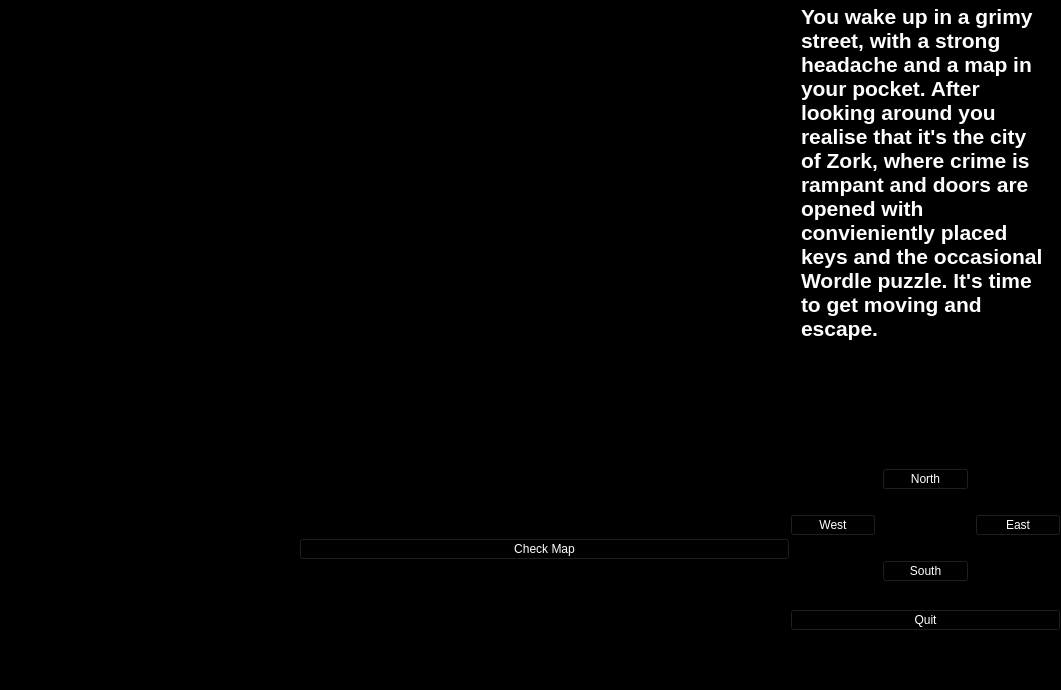
Before: the Qt Designer form ZorkQT/mainwindow.ui in Jackobrien4555/CS4076-Zork, drawn with Qt 5.
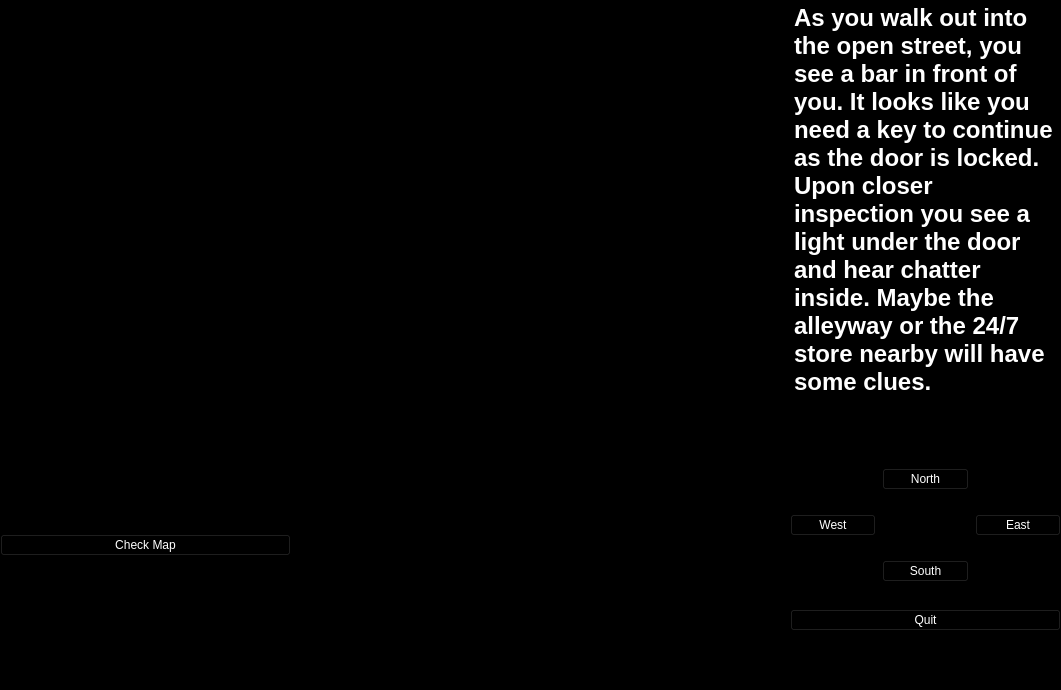
After: the same form once the commit is applied. The open tabs and pages were chosen to show the change. Icons and pictures are not drawn.

```diff
--- a/ZorkQT/mainwindow.ui
+++ b/ZorkQT/mainwindow.ui
@@ -32,7 +32,21 @@
      <string notr="true">background-color: rgb(0, 0, 0);
 </string>
     </property>
-    <layout class="QVBoxLayout" name="verticalLayout_2"/>
+    <layout class="QVBoxLayout" name="verticalLayout_2">
+     <item>
+      <widget class="QPushButton" name="pushButton_2">
+       <property name="styleSheet">
+        <string notr="true">
+font: 600 16pt &quot;Yu Gothic UI Semibold&quot;;
+background-color: rgb(0, 0, 0);
+</string>
+       </property>
+       <property name="text">
+        <string>Check Map</string>
+       </property>
+      </widget>
+     </item>
+    </layout>
    </widget>
    <widget class="QWidget" name="horizontalWidget" native="true">
     <property name="geometry">
@@ -122,20 +136,103 @@
      </rect>
     </property>
     <layout class="QVBoxLayout" name="verticalLayout">
-     <item alignment="Qt::AlignHCenter">
-      <widget class="QTextEdit" name="textEdit">
-       <property name="styleSheet">
-        <string notr="true">
-
-</string>
-       </property>
-       <property name="html">
-        <string>&lt;!DOCTYPE HTML PUBLIC &quot;-//W3C//DTD HTML 4.0//EN&quot; &quot;http://www.w3.org/TR/REC-html40/strict.dtd&quot;&gt;
+     <item>
+      <widget class="QStackedWidget" name="textWidget">
+       <widget class="QWidget" name="page">
+        <widget class="QTextEdit" name="textEdit">
+         <property name="geometry">
+          <rect>
+           <x>0</x>
+           <y>0</y>
+           <width>271</width>
+           <height>451</height>
+          </rect>
+         </property>
+         <property name="html">
+          <string>&lt;!DOCTYPE HTML PUBLIC &quot;-//W3C//DTD HTML 4.0//EN&quot; &quot;http://www.w3.org/TR/REC-html40/strict.dtd&quot;&gt;
 &lt;html&gt;&lt;head&gt;&lt;meta name=&quot;qrichtext&quot; content=&quot;1&quot; /&gt;&lt;meta charset=&quot;utf-8&quot; /&gt;&lt;style type=&quot;text/css&quot;&gt;
 p, li { white-space: pre-wrap; }
 &lt;/style&gt;&lt;/head&gt;&lt;body style=&quot; font-family:'Segoe UI'; font-size:9pt; font-weight:400; font-style:normal;&quot;&gt;
-&lt;p style=&quot; margin-top:0px; margin-bottom:0px; margin-left:0px; margin-right:0px; -qt-block-indent:0; text-indent:0px;&quot;&gt;&lt;span style=&quot; font-size:16pt; font-weight:700;&quot;&gt;You wake up in a grimy street, with a strong headache and a map in your pocket. After looking around you realise that it's the city of Zork, where crime is rampant and doors are opened with convieniently placed keys and the occasional Wordle puzzle. It's time to get moving and escape.&lt;/span&gt;&lt;/p&gt;&lt;/body&gt;&lt;/html&gt;</string>
-       </property>
+&lt;p style=&quot; margin-top:0px; margin-bottom:0px; margin-left:0px; margin-right:0px; -qt-block-indent:0; text-indent:0px;&quot;&gt;&lt;span style=&quot; font-size:18pt; font-weight:700;&quot;&gt;You wake up and as you take in your surroundings you realise your in Zork city, where crime is rampant and everything is opened with keys and oddly placed Wordle puzzles. You set off, finding a map on the ground next to you.&lt;/span&gt;&lt;/p&gt;&lt;/body&gt;&lt;/html&gt;</string>
+         </property>
+        </widget>
+       </widget>
+       <widget class="QWidget" name="page_2">
+        <widget class="QTextEdit" name="textEdit_2">
+         <property name="geometry">
+          <rect>
+           <x>0</x>
+           <y>0</y>
+           <width>271</width>
+           <height>451</height>
+          </rect>
+         </property>
+         <property name="html">
+          <string>&lt;!DOCTYPE HTML PUBLIC &quot;-//W3C//DTD HTML 4.0//EN&quot; &quot;http://www.w3.org/TR/REC-html40/strict.dtd&quot;&gt;
+&lt;html&gt;&lt;head&gt;&lt;meta name=&quot;qrichtext&quot; content=&quot;1&quot; /&gt;&lt;meta charset=&quot;utf-8&quot; /&gt;&lt;style type=&quot;text/css&quot;&gt;
+p, li { white-space: pre-wrap; }
+&lt;/style&gt;&lt;/head&gt;&lt;body style=&quot; font-family:'Segoe UI'; font-size:9pt; font-weight:400; font-style:normal;&quot;&gt;
+&lt;p style=&quot; margin-top:0px; margin-bottom:0px; margin-left:0px; margin-right:0px; -qt-block-indent:0; text-indent:0px;&quot;&gt;&lt;span style=&quot; font-size:18pt; font-weight:700;&quot;&gt;As you walk out into the open street, you see a bar in front of you. It looks like you need a key to continue as the door is locked. Upon closer inspection you see a light under the door and hear chatter inside. Maybe the alleyway or the 24/7 store nearby will have some clues.&lt;/span&gt;&lt;/p&gt;&lt;/body&gt;&lt;/html&gt;</string>
+         </property>
+        </widget>
+       </widget>
+       <widget class="QWidget" name="page_3">
+        <widget class="QTextEdit" name="textEdit_3">
+         <property name="geometry">
+          <rect>
+           <x>0</x>
+           <y>0</y>
+           <width>271</width>
+           <height>451</height>
+          </rect>
+         </property>
+         <property name="html">
+          <string>&lt;!DOCTYPE HTML PUBLIC &quot;-//W3C//DTD HTML 4.0//EN&quot; &quot;http://www.w3.org/TR/REC-html40/strict.dtd&quot;&gt;
+&lt;html&gt;&lt;head&gt;&lt;meta name=&quot;qrichtext&quot; content=&quot;1&quot; /&gt;&lt;meta charset=&quot;utf-8&quot; /&gt;&lt;style type=&quot;text/css&quot;&gt;
+p, li { white-space: pre-wrap; }
+&lt;/style&gt;&lt;/head&gt;&lt;body style=&quot; font-family:'Segoe UI'; font-size:9pt; font-weight:400; font-style:normal;&quot;&gt;
+&lt;p style=&quot; margin-top:0px; margin-bottom:0px; margin-left:0px; margin-right:0px; -qt-block-indent:0; text-indent:0px;&quot;&gt;&lt;span style=&quot; font-size:18pt; font-weight:700;&quot;&gt;A heavy cloud of smoke fills the bar and a strong scent of whiskey fills your nostrils. Looking across the room you see a large door with an intricate lock on it. According to a sign next to it, this is the entrance to the rest of the city and one must pass a wordle puzzle in order to gain access. Be warned though, five failures means instant death...Maybe the bartender might have a clue of the answer.&lt;/span&gt;&lt;/p&gt;&lt;/body&gt;&lt;/html&gt;</string>
+         </property>
+        </widget>
+       </widget>
+       <widget class="QWidget" name="page_4">
+        <widget class="QTextEdit" name="textEdit_4">
+         <property name="geometry">
+          <rect>
+           <x>0</x>
+           <y>0</y>
+           <width>271</width>
+           <height>451</height>
+          </rect>
+         </property>
+         <property name="html">
+          <string>&lt;!DOCTYPE HTML PUBLIC &quot;-//W3C//DTD HTML 4.0//EN&quot; &quot;http://www.w3.org/TR/REC-html40/strict.dtd&quot;&gt;
+&lt;html&gt;&lt;head&gt;&lt;meta name=&quot;qrichtext&quot; content=&quot;1&quot; /&gt;&lt;meta charset=&quot;utf-8&quot; /&gt;&lt;style type=&quot;text/css&quot;&gt;
+p, li { white-space: pre-wrap; }
+&lt;/style&gt;&lt;/head&gt;&lt;body style=&quot; font-family:'Segoe UI'; font-size:9pt; font-weight:400; font-style:normal;&quot;&gt;
+&lt;p style=&quot; margin-top:0px; margin-bottom:0px; margin-left:0px; margin-right:0px; -qt-block-indent:0; text-indent:0px;&quot;&gt;&lt;span style=&quot; font-size:18pt; font-weight:700;&quot;&gt;This alleyway has a strong stench to it, making you wretch. There's almost nothing of note to it, apart from a few boxes and a large dumpster. Maybe there might be something of value.&lt;/span&gt;&lt;/p&gt;&lt;/body&gt;&lt;/html&gt;</string>
+         </property>
+        </widget>
+       </widget>
+       <widget class="QWidget" name="page_5">
+        <widget class="QTextEdit" name="textEdit_5">
+         <property name="geometry">
+          <rect>
+           <x>0</x>
+           <y>0</y>
+           <width>271</width>
+           <height>451</height>
+          </rect>
+         </property>
+         <property name="html">
+          <string>&lt;!DOCTYPE HTML PUBLIC &quot;-//W3C//DTD HTML 4.0//EN&quot; &quot;http://www.w3.org/TR/REC-html40/strict.dtd&quot;&gt;
+&lt;html&gt;&lt;head&gt;&lt;meta name=&quot;qrichtext&quot; content=&quot;1&quot; /&gt;&lt;meta charset=&quot;utf-8&quot; /&gt;&lt;style type=&quot;text/css&quot;&gt;
+p, li { white-space: pre-wrap; }
+&lt;/style&gt;&lt;/head&gt;&lt;body style=&quot; font-family:'Segoe UI'; font-size:9pt; font-weight:400; font-style:normal;&quot;&gt;
+&lt;p style=&quot; margin-top:0px; margin-bottom:0px; margin-left:0px; margin-right:0px; -qt-block-indent:0; text-indent:0px;&quot;&gt;&lt;span style=&quot; font-size:18pt; font-weight:700;&quot;&gt;A purple hue emits from the store, looking around this seems to be the end of this part of the city. Should you turn around or head inside?&lt;/span&gt;&lt;/p&gt;&lt;/body&gt;&lt;/html&gt;</string>
+         </property>
+        </widget>
+       </widget>
       </widget>
      </item>
     </layout>
@@ -173,21 +270,7 @@
       <height>181</height>
      </rect>
     </property>
-    <layout class="QGridLayout" name="gridLayout_2">
-     <item row="0" column="0">
-      <widget class="QPushButton" name="pushButton_2">
-       <property name="styleSheet">
-        <string notr="true">
-font: 600 16pt &quot;Yu Gothic UI Semibold&quot;;
-background-color: rgb(0, 0, 0);
-</string>
-       </property>
-       <property name="text">
-        <string>Check Map</string>
-       </property>
-      </widget>
-     </item>
-    </layout>
+    <layout class="QGridLayout" name="gridLayout_2"/>
    </widget>
   </widget>
   <widget class="QMenuBar" name="menubar">
```
Left out of the diff: 48 changed lines with no effect on the pictures.
